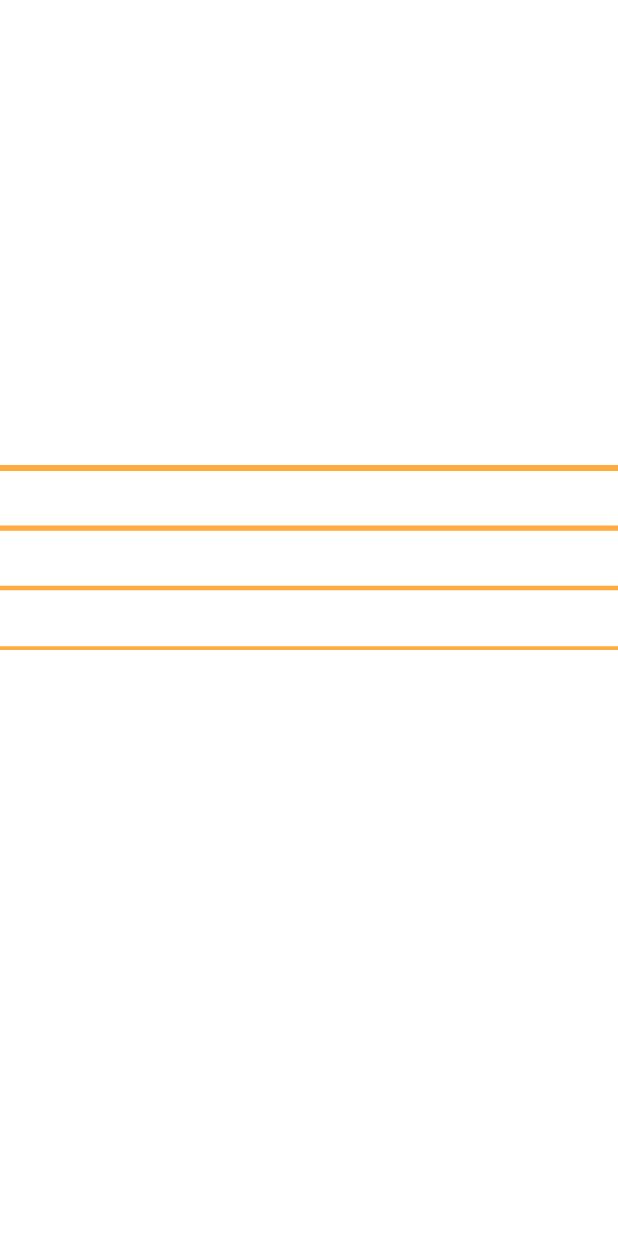
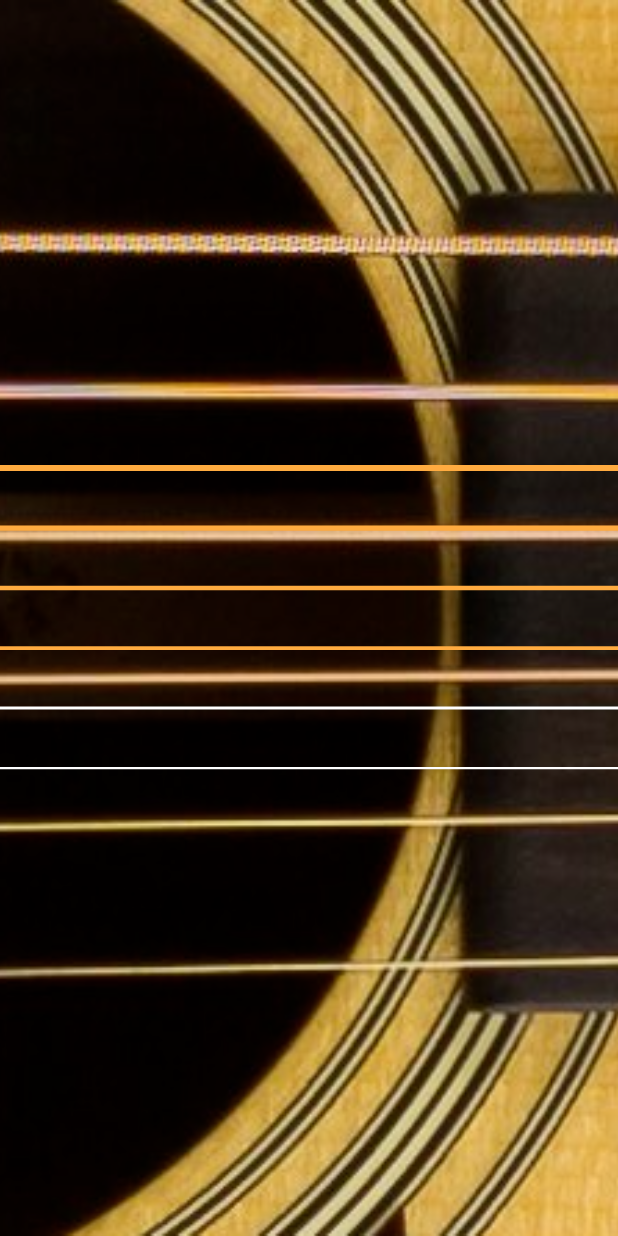
Before and after one commit to telal/DreamBandCreator, a Flutter app: the screen it shows after launch, on a phone screen of 412 x 824 dp. Run offline on Flutter 3.47's test engine with Material 2 defaults, Android fonts, the phone set to English and light mode, and no system bars; missing offline and left inert: flutter_midi.

```diff
--- a/dream_band_creator/lib/main.dart
+++ b/dream_band_creator/lib/main.dart
@@ -1,12 +1,7 @@
-
-// import 'package:dream_band_creator/shake_view.dart';
-
+import 'package:dream_band_creator/shake_view.dart';
 import 'package:flutter/material.dart';
 import 'package:flutter_midi/flutter_midi.dart';
 import 'package:flutter/services.dart';
-import 'dart:math';
-
-import 'package:vector_math/vector_math_64.dart' as vector_math;
 
 import 'midi/MidiUtils.dart';
 
@@ -17,7 +12,15 @@ class MyApp extends StatelessWidget {
   Widget build(BuildContext context) {
     return MaterialApp(
       title: 'Flutter Tutorials',
-      home: HomeScreen(),
+      home: Container(
+        decoration: BoxDecoration(
+          image: DecorationImage(
+            image: AssetImage("assets/images/guitar_cut.png"),
+            fit: BoxFit.cover,
+          ),
+        ),
+        child: HomeScreen(),
+      ),
     );
   }
 }
@@ -65,12 +68,12 @@ class GuitarWidget extends StatelessWidget {
 Widget _buildGuitarStringList(BuildContext context, int stringAmount) {
   final width = MediaQuery.of(context).size.width;
   List<GuitarStringWidget> guitarStringWidgets = [
-    GuitarStringWidget(thickness: 4, color: Colors.orangeAccent,  width: width),
-    GuitarStringWidget(thickness: 3.5, color: Colors.orangeAccent, width: width),
-    GuitarStringWidget(thickness: 3, color: Colors.orangeAccent,  width: width),
-    GuitarStringWidget(thickness: 2.5, color: Colors.orangeAccent,  width: width),
-    GuitarStringWidget(thickness: 2, color: Colors.white,  width: width),
-    GuitarStringWidget(thickness: 1.5, color: Colors.white, width: width)
+    GuitarStringWidget(thickness: 4, color: Colors.orangeAccent,  width: width, midi: 60),
+    GuitarStringWidget(thickness: 3.5, color: Colors.orangeAccent, width: width, midi: 60),
+    GuitarStringWidget(thickness: 3, color: Colors.orangeAccent,  width: width, midi: 60),
+    GuitarStringWidget(thickness: 2.5, color: Colors.orangeAccent,  width: width, midi: 60),
+    GuitarStringWidget(thickness: 2, color: Colors.white,  width: width, midi: 60),
+    GuitarStringWidget(thickness: 1.5, color: Colors.white, width: width, midi: 60)
   ];
 
   return new Container(
@@ -89,11 +92,13 @@ class GuitarStringWidget extends StatefulWidget {
   final double thickness;
   final Color color;
   final double width;
+  final int midi;
 
   const GuitarStringWidget({
     this.thickness = 3,
     this.color = Colors.white,
     this.width,
+    this.midi
   });
 
   @override
@@ -109,10 +114,6 @@ class _GuitarStringState extends State<GuitarStringWidget> with SingleTickerProv
   @override
   void initState() {
     _shakeController = ShakeController(vsync: this);
-    // FlutterMidi.unmute();
-    // rootBundle.load("assets/sounds/Piano.SF2").then((sf2) {
-    //   FlutterMidi.prepare(sf2: sf2, name: "Piano.SF2");
-    // });
     super.initState();
   }
 
@@ -121,10 +122,10 @@ class _GuitarStringState extends State<GuitarStringWidget> with SingleTickerProv
     return ShakeView(
         controller: _shakeController,
         child: new GestureDetector(
-            onTap: () {
-                print("11111");
-                FlutterMidi.playMidiNote(midi: 60);
-                _shakeController.shake();
+            onTap: () {},
+            onTapDown: (_) {
+              FlutterMidi.playMidiNote(midi: widget.midi);
+              _shakeController.shake();
             },
             child: Container(
               width: widget.width,
@@ -165,43 +166,3 @@ class StringPainter extends CustomPainter {
   @override
   bool shouldRepaint(CustomPainter old) => false;
 }
-
-class ShakeView extends StatelessWidget {
-  final Widget child;
-  final ShakeController controller;
-  final Animation _anim;
-
-  ShakeView({@required this.child, @required this.controller})
-      : _anim = Tween<double>(begin: 50, end: 120).animate(controller);
-
-  @override
-  Widget build(BuildContext context) {
-    return AnimatedBuilder(
-        animation: controller,
-        child: child,
-        builder: (context, child) => Transform(
-          child: child,
-          transform: Matrix4.translation(_shake(_anim.value)),
-        ));
-  }
-
-  vector_math.Vector3 _shake(double progress) {
-    double offset = sin(progress * pi * 10.0);
-    return vector_math.Vector3(0.0, offset * 4, 0.0);
-  }
-}
-
-class ShakeController extends AnimationController {
-  ShakeController(
-      {@required TickerProvider vsync,
-        Duration duration = const Duration(milliseconds: 200)})
-      : super(vsync: vsync, duration: duration);
-
-  shake() async {
-    if (status == AnimationStatus.completed) {
-      await this.reverse();
-    } else {
-      await this.forward();
-    }
-  }
-}
--- a/dream_band_creator/lib/shake_view.dart
+++ b/dream_band_creator/lib/shake_view.dart
@@ -24,7 +24,7 @@ class ShakeView extends StatelessWidget {
 
   Vector3 _shake(double progress) {
     double offset = sin(progress * pi * 10.0);
-    return Vector3(offset * 4, 0.0, 0.0);
+    return Vector3(0.0, offset * 4, 0.0);
   }
 }
 
--- a/dream_band_creator/pubspec.yaml
+++ b/dream_band_creator/pubspec.yaml
@@ -47,7 +47,6 @@ flutter:
   uses-material-design: true
 
   assets:
-    - assets/images/guitar.png
     - assets/images/guitar_cut.png
     - assets/sounds/Piano.sf2
     - assets/sounds/Guitar.SF2
```
Also changed, not shown: dream_band_creator/assets/images/guitar.png (deleted), dream_band_creator/assets/images/guitar_deck.png (added).
